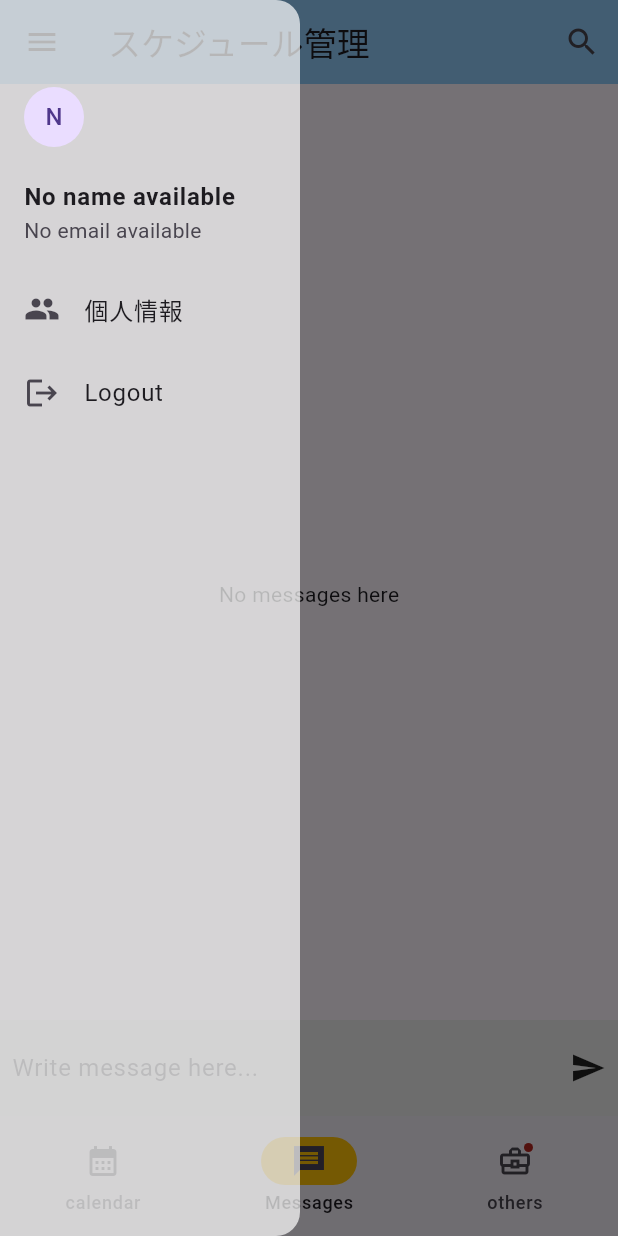
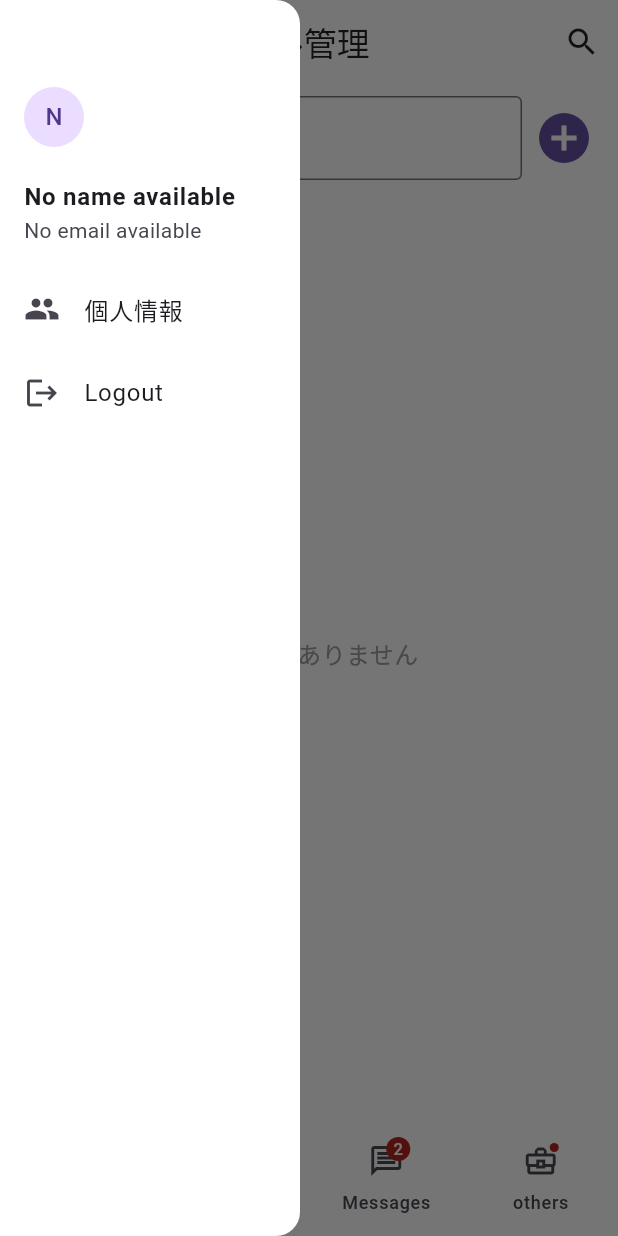
Before and after one commit to 282207134/job, a Flutter app: the HomePage screen opened by its route, item 2 of the bottom bar chosen, with the side drawer open, on a phone screen of 412 x 824 dp. Run offline on Flutter 3.47's test engine with Material 3 defaults, Android fonts, the phone set to English and light mode, and no system bars; our stand-ins replace adaptive_theme, another_flutter_splash_screen, audioplayers, cloud_firestore, firebase_auth, firebase_core and 8 more; missing offline and left inert: excel; accounts and stored records are empty; statements that could not run were skipped.

Commit message:
feat(ui): Todo を下部ナビへ移動しホームを白ベースに統一
- ナビ4項目: カレンダー / Todo / メッセージ / その他

- todo_page に embedded モード（タブ内は AppBar なし）

- HomePage・その他画面の背景・AppBar・ナビを白系に変更

Made-with: Cursor

```diff
--- a/lib/app/home_page.dart
+++ b/lib/app/home_page.dart
@@ -2,13 +2,14 @@ import 'package:firebase_auth/firebase_auth.dart';
 import 'package:flutter/material.dart';
 import 'package:kantankanri/pages/jobPage/calendarView/calendar.dart';
 import 'package:kantankanri/pages/othersApplication/others_application.dart';
+import 'package:kantankanri/pages/othersApplication/todo_page.dart';
 import 'package:kantankanri/providers/userProvider.dart';
 import 'package:kantankanri/screens/chatroom_screen.dart';
 import 'package:kantankanri/screens/profile_screen.dart';
 import 'package:kantankanri/screens/splash_screen.dart';
 import 'package:provider/provider.dart';
 
-/// ログイン後のメインシェル（下部ナビ：カレンダー / メッセージ / その他）
+/// ログイン後のメインシェル（下部ナビ：カレンダー / Todo / メッセージ / その他）
 class HomePage extends StatefulWidget {
   const HomePage({super.key});
 
@@ -19,7 +20,7 @@ class HomePage extends StatefulWidget {
 class _HomePageState extends State<HomePage> {
   int currentPageIndex = 0;
 
-  static const int _navLength = 3;
+  static const int _navLength = 4;
 
   @override
   void initState() {
@@ -40,9 +41,13 @@ class _HomePageState extends State<HomePage> {
     final navIndex = currentPageIndex.clamp(0, _navLength - 1);
 
     return Scaffold(
-      backgroundColor: Colors.cyanAccent,
+      backgroundColor: Colors.white,
       appBar: AppBar(
-        backgroundColor: Colors.blue.shade200,
+        backgroundColor: Colors.white,
+        foregroundColor: Colors.black87,
+        surfaceTintColor: Colors.transparent,
+        elevation: 0,
+        shadowColor: Colors.black12,
         title: const Text('スケジュール管理'),
         actions: [
           IconButton(
@@ -52,16 +57,25 @@ class _HomePageState extends State<HomePage> {
         ],
       ),
       bottomNavigationBar: NavigationBar(
+        backgroundColor: Colors.white,
+        surfaceTintColor: Colors.transparent,
+        shadowColor: Colors.black12,
+        elevation: 1,
         onDestinationSelected: (int index) {
           setState(() => currentPageIndex = index);
         },
-        indicatorColor: Colors.amber,
+        indicatorColor: Colors.grey.shade200,
         selectedIndex: navIndex,
         destinations: const <Widget>[
           NavigationDestination(
             selectedIcon: Icon(Icons.calendar_month),
             icon: Icon(Icons.calendar_month),
             label: 'calendar',
+          ),
+          NavigationDestination(
+            selectedIcon: Icon(Icons.task_alt),
+            icon: Icon(Icons.task_alt_outlined),
+            label: 'Todo',
           ),
           NavigationDestination(
             selectedIcon: Icon(Icons.message_sharp),
@@ -82,6 +96,7 @@ class _HomePageState extends State<HomePage> {
       ),
       body: <Widget>[
         calendar(),
+        const todo_page(embedded: true),
         ChatroomScreen(
           chatroomName: '',
           chatroomId: '',
@@ -89,7 +104,7 @@ class _HomePageState extends State<HomePage> {
         othersApplication(),
       ][navIndex],
       drawer: Drawer(
-        backgroundColor: Colors.white.withValues(alpha: 0.7),
+        backgroundColor: Colors.white,
         width: 200,
         child: Column(
           children: [
--- a/lib/pages/othersApplication/todo_page.dart
+++ b/lib/pages/othersApplication/todo_page.dart
@@ -18,8 +18,11 @@ class TodoEntry {
 }
 
 /// ローカル保存のシンプルな Todo 一覧
+/// [embedded] が true のときは AppBar なし（ホームのタブ内用）
 class todo_page extends StatefulWidget {
-  const todo_page({super.key});
+  const todo_page({super.key, this.embedded = false});
+
+  final bool embedded;
 
   @override
   State<todo_page> createState() => _todo_pageState();
@@ -92,13 +95,8 @@ class _todo_pageState extends State<todo_page> {
     _save();
   }
 
-  @override
-  Widget build(BuildContext context) {
-    return Scaffold(
-      appBar: AppBar(
-        title: const Text('Todo'),
-      ),
-      body: Column(
+  Widget _buildList(BuildContext context) {
+    return Column(
       children: [
         Padding(
           padding: const EdgeInsets.all(8),
@@ -134,7 +132,8 @@ class _todo_pageState extends State<todo_page> {
                   ),
                 )
               : ListView.builder(
-                    padding: const EdgeInsets.symmetric(horizontal: 8, vertical: 4),
+                  padding:
+                      const EdgeInsets.symmetric(horizontal: 8, vertical: 4),
                   itemCount: _items.length,
                   itemBuilder: (context, index) {
                     final item = _items[index];
@@ -164,7 +163,19 @@ class _todo_pageState extends State<todo_page> {
                 ),
         ),
       ],
+    );
+  }
+
+  @override
+  Widget build(BuildContext context) {
+    if (widget.embedded) {
+      return _buildList(context);
+    }
+    return Scaffold(
+      appBar: AppBar(
+        title: const Text('Todo'),
       ),
+      body: _buildList(context),
     );
   }
 }
```
Also changed, not shown: lib/pages/othersApplication/others_application.dart (+6 -23 lines). Lines whose indentation alone changed are shown as unchanged.
